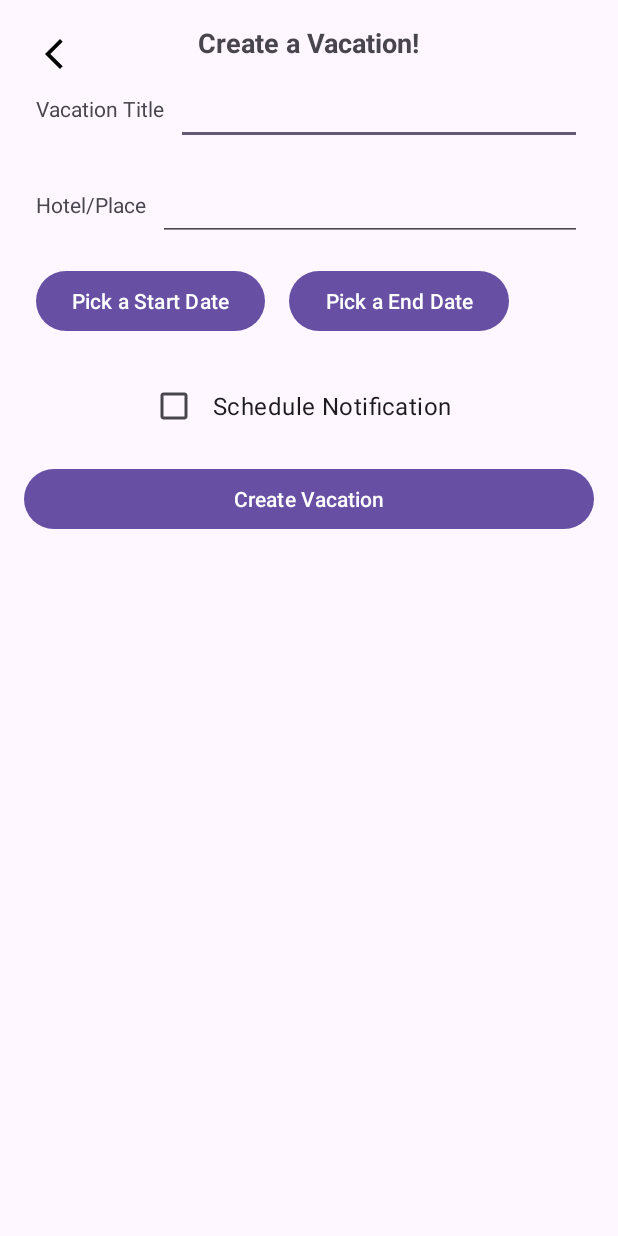
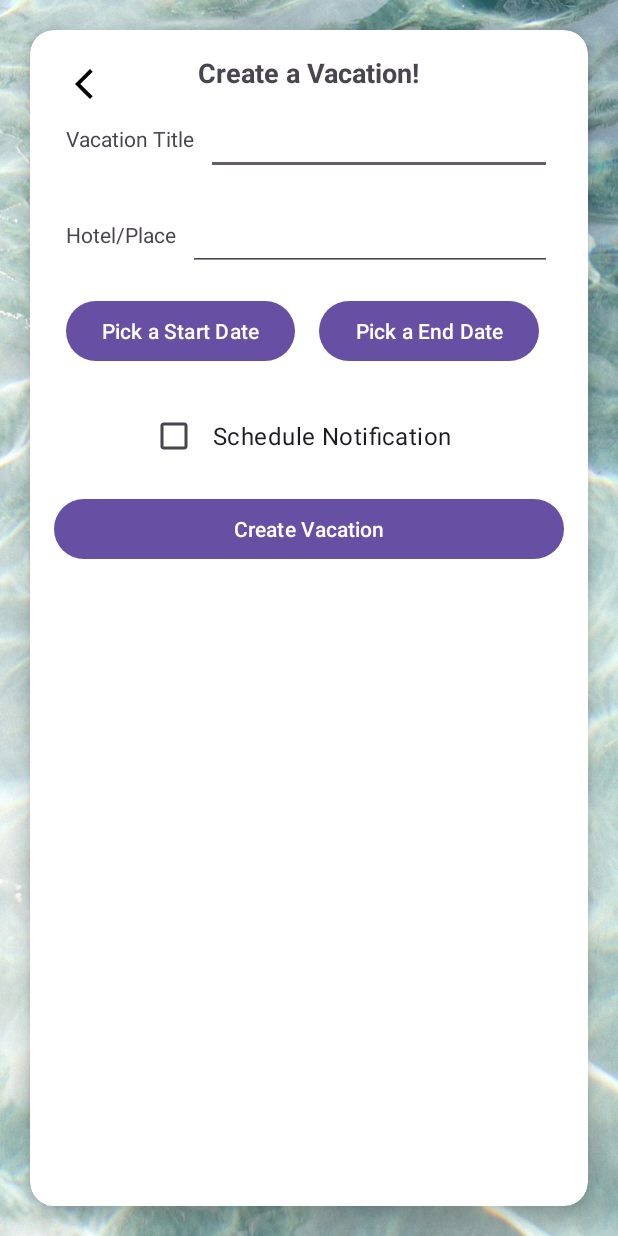
Before and after one commit to jones89-dan/vacation-planner, an Android app: the CreateVacation screen opened directly, with no data from a screen before it, on a phone screen of 412 x 824 dp. Run offline under Robolectric (Android 15) with nearby library versions, the light colour scheme and no system bars; our stand-ins replace Room's generated code.

Commit message:
Updated some UI components, created new keystore.

```diff
--- a/app/src/main/res/layout/activity_vacation.xml
+++ b/app/src/main/res/layout/activity_vacation.xml
@@ -1,13 +1,32 @@
 <?xml version="1.0" encoding="utf-8"?>
-<androidx.constraintlayout.widget.ConstraintLayout
-    xmlns:android="http://schemas.android.com/apk/res/android"
+
+<androidx.constraintlayout.widget.ConstraintLayout xmlns:android="http://schemas.android.com/apk/res/android"
     xmlns:tools="http://schemas.android.com/tools"
+    xmlns:app="http://schemas.android.com/apk/res-auto"
     android:id="@+id/main"
     android:layout_width="match_parent"
     android:layout_height="match_parent"
     tools:context=".UI.CreateVacation">
 
+    <ImageView
+        android:id="@+id/imageView"
+        android:layout_width="match_parent"
+        android:layout_height="match_parent"
+        android:contentDescription="Background Image"
+        android:scaleType="centerCrop"
+        android:src="@drawable/water_background" />
+
     <!-- A user-friendly, functional GUI -->
+    <androidx.cardview.widget.CardView
+        android:layout_width="match_parent"
+        android:layout_height="match_parent"
+        android:layout_margin="20dp"
+        android:layout_marginTop="25dp"
+        android:paddingTop="20dp"
+        android:background="@color/white"
+        app:cardCornerRadius="16dp"
+        app:cardElevation="8dp"
+        tools:ignore="MissingConstraints">
     <LinearLayout
         android:layout_width="match_parent"
         android:layout_height="match_parent"
@@ -132,5 +151,7 @@
             android:text="@string/create_vacation" />
 
     </LinearLayout>
+    </androidx.cardview.widget.CardView>
 
-  </androidx.constraintlayout.widget.ConstraintLayout>
+
+</androidx.constraintlayout.widget.ConstraintLayout>
```
Also changed, not shown: app/src/main/res/drawable/water_background.jpg (added), 2 other files.
